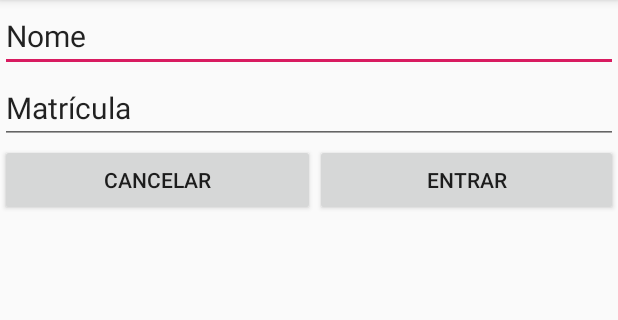
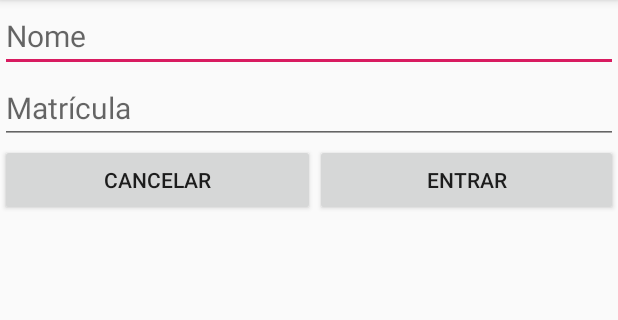
Before and after one commit to JaquelineMouraa/final_projeto_recycleview_kotlin, an Android app: the LoginActivity screen opened directly, with no data from a screen before it, on a phone screen of 412 x 824 dp, the part 84-404 px from its top. Run offline under Robolectric (Android 15) with nearby library versions, the phone set to English and light mode, and no system bars.

Commit message:
change text to hint

```diff
--- a/app/src/main/res/layout/activity_main_login.xml
+++ b/app/src/main/res/layout/activity_main_login.xml
@@ -20,7 +20,7 @@
                 android:id="@+id/edTxtLogin"
                 android:layout_width="match_parent"
                 android:layout_height="wrap_content"
-                android:text="Nome"
+                android:hint="Nome"
                 android:textSize="20sp" />
 
             <EditText
@@ -28,7 +28,7 @@
                 android:layout_width="match_parent"
                 android:layout_height="wrap_content"
                 android:textSize="20sp"
-                android:text="Matrícula" />
+                android:hint="Matrícula" />
         </LinearLayout>
 
     </LinearLayout>
```
